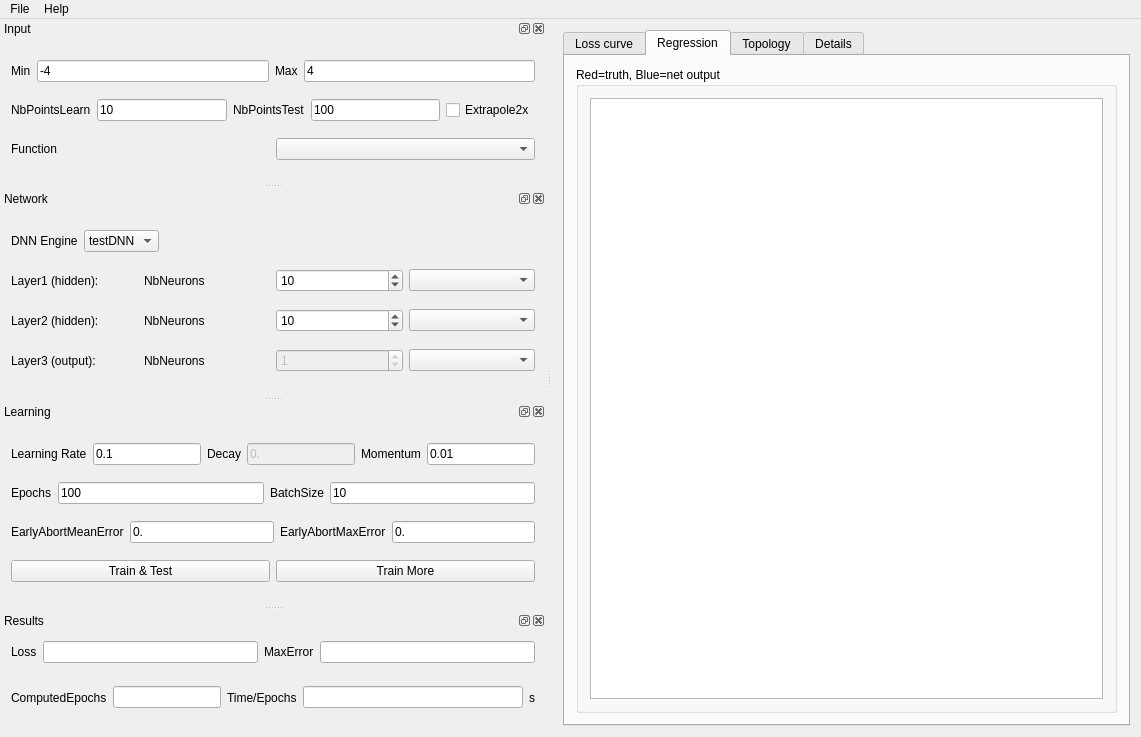
Qt form src/test_regression_qt/mainwindow.ui (edeforas/BeeDNN) before a commit.
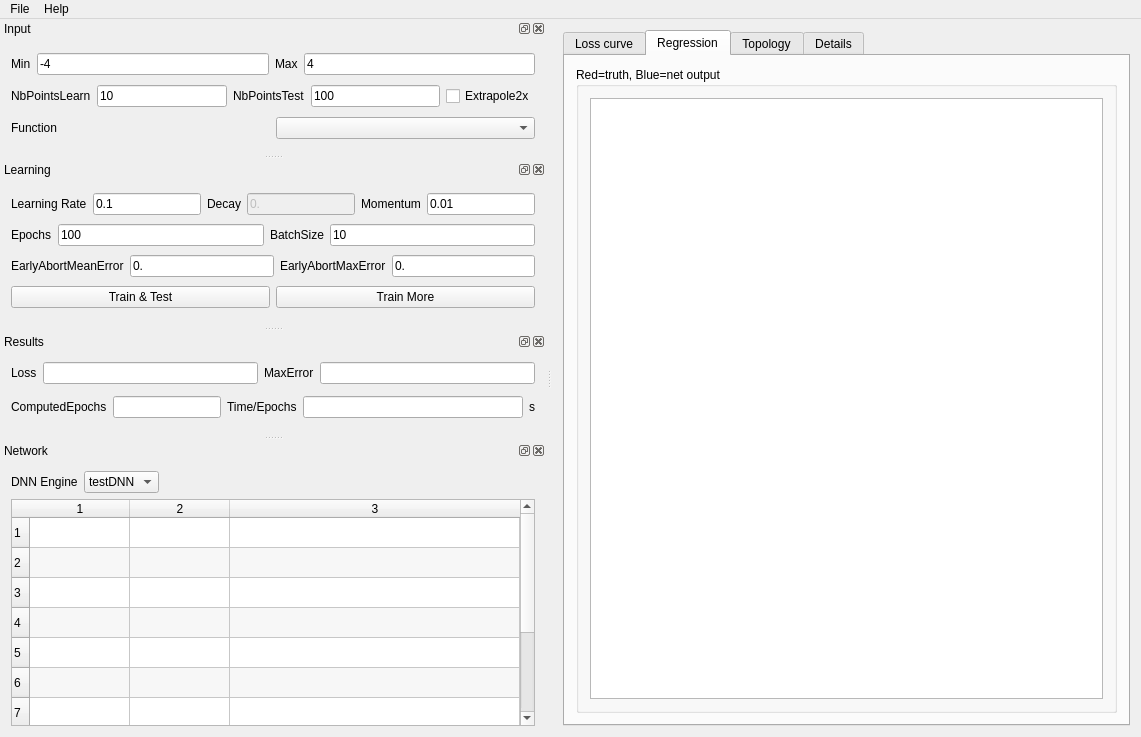
The same form after that commit.

The edit to the form file:
```diff
--- a/src/test_regression_qt/mainwindow.ui
+++ b/src/test_regression_qt/mainwindow.ui
@@ -238,165 +238,6 @@
     </layout>
    </widget>
   </widget>
-  <widget class="QDockWidget" name="dockWidget">
-   <property name="sizePolicy">
-    <sizepolicy hsizetype="Expanding" vsizetype="Minimum">
-     <horstretch>0</horstretch>
-     <verstretch>0</verstretch>
-    </sizepolicy>
-   </property>
-   <property name="windowTitle">
-    <string>Network</string>
-   </property>
-   <attribute name="dockWidgetArea">
-    <number>1</number>
-   </attribute>
-   <widget class="QWidget" name="dockWidgetContents">
-    <layout class="QVBoxLayout" name="verticalLayout_4">
-     <item>
-      <layout class="QHBoxLayout" name="horizontalLayout_13">
-       <item>
-        <widget class="QLabel" name="label_22">
-         <property name="text">
-          <string>DNN Engine</string>
-         </property>
-        </widget>
-       </item>
-       <item>
-        <widget class="QComboBox" name="cbEngine">
-         <item>
-          <property name="text">
-           <string>testDNN</string>
-          </property>
-         </item>
-         <item>
-          <property name="text">
-           <string>tiny-dnn</string>
-          </property>
-         </item>
-        </widget>
-       </item>
-       <item>
-        <spacer name="horizontalSpacer">
-         <property name="orientation">
-          <enum>Qt::Horizontal</enum>
-         </property>
-         <property name="sizeHint" stdset="0">
-          <size>
-           <width>40</width>
-           <height>20</height>
-          </size>
-         </property>
-        </spacer>
-       </item>
-      </layout>
-     </item>
-     <item>
-      <layout class="QHBoxLayout" name="horizontalLayout_7">
-       <item>
-        <widget class="QLabel" name="label_15">
-         <property name="text">
-          <string>Layer1 (hidden):</string>
-         </property>
-        </widget>
-       </item>
-       <item>
-        <widget class="QLabel" name="label_17">
-         <property name="text">
-          <string>NbNeurons</string>
-         </property>
-        </widget>
-       </item>
-       <item>
-        <widget class="QSpinBox" name="sbNbNeurons2">
-         <property name="minimum">
-          <number>1</number>
-         </property>
-         <property name="maximum">
-          <number>200</number>
-         </property>
-         <property name="value">
-          <number>10</number>
-         </property>
-        </widget>
-       </item>
-       <item>
-        <widget class="QComboBox" name="cbActivationLayer1">
-         <property name="currentText">
-          <string/>
-         </property>
-        </widget>
-       </item>
-      </layout>
-     </item>
-     <item>
-      <layout class="QHBoxLayout" name="horizontalLayout">
-       <item>
-        <widget class="QLabel" name="label_16">
-         <property name="text">
-          <string>Layer2 (hidden):</string>
-         </property>
-        </widget>
-       </item>
-       <item>
-        <widget class="QLabel" name="label">
-         <property name="text">
-          <string>NbNeurons</string>
-         </property>
-        </widget>
-       </item>
-       <item>
-        <widget class="QSpinBox" name="sbNbNeurons3">
-         <property name="minimum">
-          <number>1</number>
-         </property>
-         <property name="maximum">
-          <number>200</number>
-         </property>
-         <property name="value">
-          <number>10</number>
-         </property>
-        </widget>
-       </item>
-       <item>
-        <widget class="QComboBox" name="cbActivationLayer2"/>
-       </item>
-      </layout>
-     </item>
-     <item>
-      <layout class="QHBoxLayout" name="horizontalLayout_8">
-       <item>
-        <widget class="QLabel" name="label_2">
-         <property name="text">
-          <string>Layer3 (output):</string>
-         </property>
-        </widget>
-       </item>
-       <item>
-        <widget class="QLabel" name="label_3">
-         <property name="text">
-          <string>NbNeurons</string>
-         </property>
-        </widget>
-       </item>
-       <item>
-        <widget class="QSpinBox" name="spinBox_2">
-         <property name="enabled">
-          <bool>false</bool>
-         </property>
-         <property name="value">
-          <number>1</number>
-         </property>
-        </widget>
-       </item>
-       <item>
-        <widget class="QComboBox" name="cbActivationLayer3"/>
-       </item>
-      </layout>
-     </item>
-    </layout>
-   </widget>
-  </widget>
   <widget class="QDockWidget" name="dockWidget_3">
    <property name="sizePolicy">
     <sizepolicy hsizetype="Expanding" vsizetype="Minimum">
@@ -633,6 +474,100 @@
     </layout>
    </widget>
   </widget>
+  <widget class="QDockWidget" name="dockWidget">
+   <property name="sizePolicy">
+    <sizepolicy hsizetype="Expanding" vsizetype="Minimum">
+     <horstretch>0</horstretch>
+     <verstretch>0</verstretch>
+    </sizepolicy>
+   </property>
+   <property name="windowTitle">
+    <string>Network</string>
+   </property>
+   <attribute name="dockWidgetArea">
+    <number>1</number>
+   </attribute>
+   <widget class="QWidget" name="dockWidgetContents">
+    <layout class="QVBoxLayout" name="verticalLayout_4">
+     <item>
+      <layout class="QHBoxLayout" name="horizontalLayout_13">
+       <item>
+        <widget class="QLabel" name="label_22">
+         <property name="text">
+          <string>DNN Engine</string>
+         </property>
+        </widget>
+       </item>
+       <item>
+        <widget class="QComboBox" name="cbEngine">
+         <item>
+          <property name="text">
+           <string>testDNN</string>
+          </property>
+         </item>
+         <item>
+          <property name="text">
+           <string>tiny-dnn</string>
+          </property>
+         </item>
+        </widget>
+       </item>
+       <item>
+        <spacer name="horizontalSpacer">
+         <property name="orientation">
+          <enum>Qt::Horizontal</enum>
+         </property>
+         <property name="sizeHint" stdset="0">
+          <size>
+           <width>40</width>
+           <height>20</height>
+          </size>
+         </property>
+        </spacer>
+       </item>
+      </layout>
+     </item>
+     <item>
+      <widget class="QTableWidget" name="twNetwork">
+       <property name="horizontalScrollBarPolicy">
+        <enum>Qt::ScrollBarAlwaysOff</enum>
+       </property>
+       <property name="alternatingRowColors">
+        <bool>true</bool>
+       </property>
+       <property name="gridStyle">
+        <enum>Qt::SolidLine</enum>
+       </property>
+       <property name="cornerButtonEnabled">
+        <bool>false</bool>
+       </property>
+       <property name="rowCount">
+        <number>10</number>
+       </property>
+       <property name="columnCount">
+        <number>3</number>
+       </property>
+       <attribute name="horizontalHeaderStretchLastSection">
+        <bool>true</bool>
+       </attribute>
+       <row/>
+       <row/>
+       <row/>
+       <row/>
+       <row/>
+       <row/>
+       <row/>
+       <row/>
+       <row/>
+       <row/>
+       <column/>
+       <column/>
+       <column/>
+      </widget>
+     </item>
+    </layout>
+   </widget>
+  </widget>
   <action name="actionQuit">
    <property name="text">
     <string>Exit</string>
```
